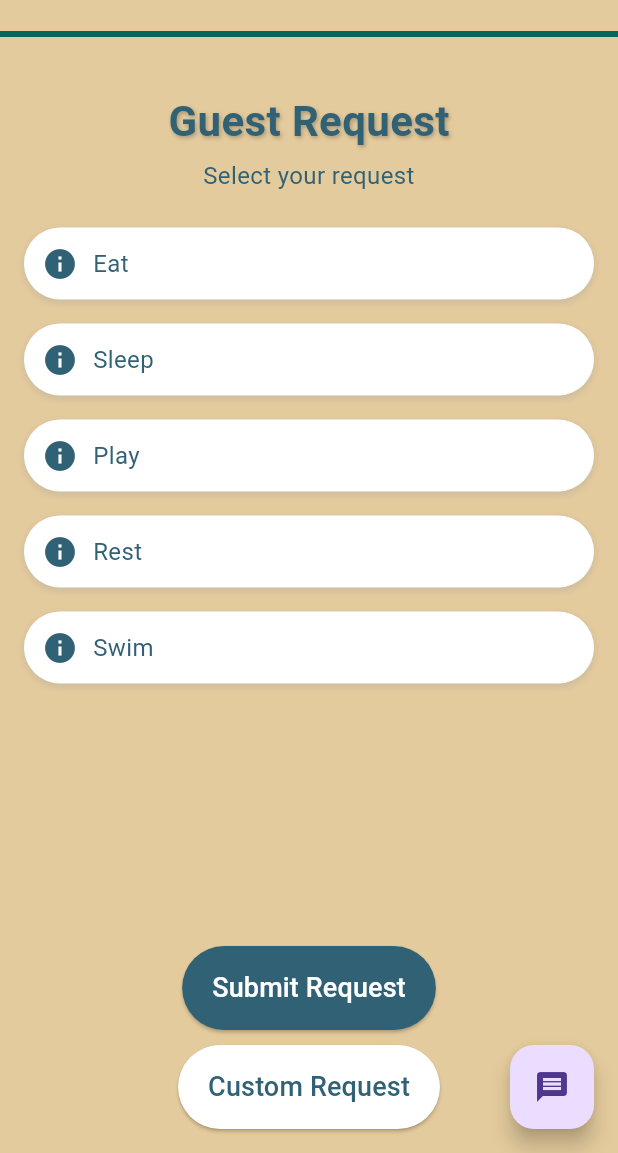
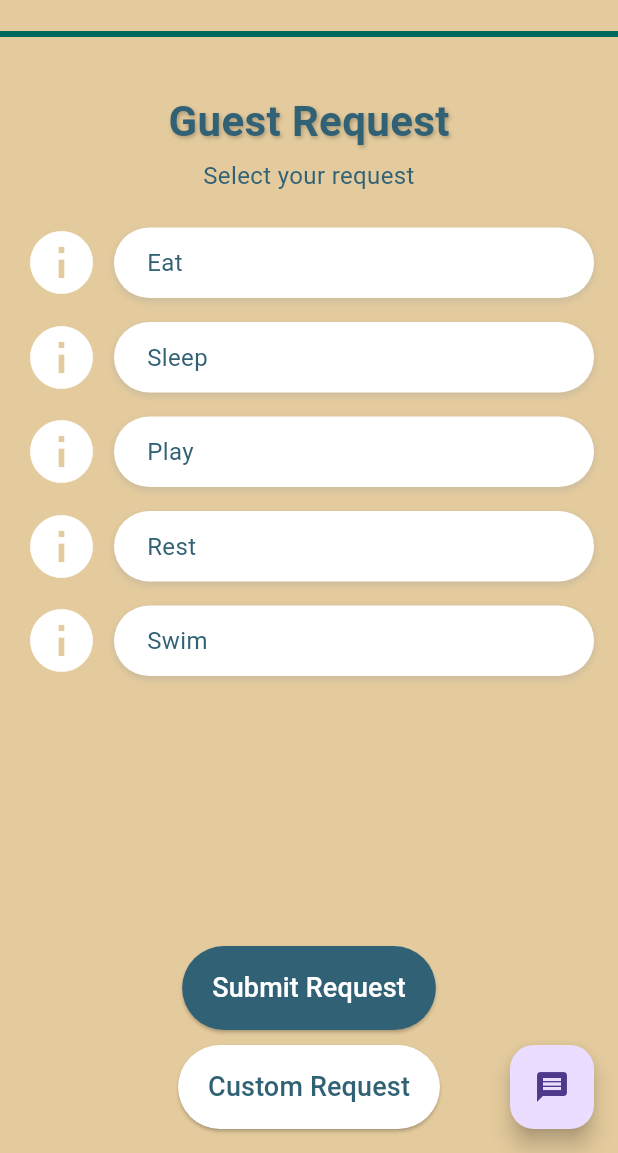
Before and after one commit to Famanias/soft-eng, a Flutter app: the GuestRequestScreen screen opened by its route, on a phone screen of 412 x 824 dp, the part 83-1236 px from its top. Run offline on Flutter 3.47's test engine with Material 3 defaults, Android fonts, the phone set to English and light mode, and no system bars; our stand-ins replace cloud_firestore, firebase_core, shared_preferences; missing offline and left inert: qr_code_scanner; accounts and stored records are empty.

Commit message:
moved the info icon outside the text container and added a placeholder when it's clicked

```diff
--- a/flutter_application_1/lib/screens/guest_request/guest_request_screen.dart
+++ b/flutter_application_1/lib/screens/guest_request/guest_request_screen.dart
@@ -470,6 +470,44 @@ class _GuestRequestScreenState extends State<GuestRequestScreen> {
                         selectedItems[index] = !selectedItems[index];
                       });
                     },
+                    child: Row(
+                      children: [
+                        Container(
+                          height: 60, // Set this to match the height of the white box
+                          alignment: Alignment.center,
+                          child: InkWell(
+                            borderRadius: BorderRadius.circular(30),
+                            splashColor: Colors.transparent,
+                            highlightColor: Colors.transparent,
+                            onTap: () {
+                              // Handle information button press
+                              showDialog(
+                                context: context,
+                                builder: (BuildContext context) {
+                                  return AlertDialog(
+                                    title: Text('Information'),
+                                    content: Text('Details about the request type.'),
+                                    actions: <Widget>[
+                                      TextButton(
+                                        child: Text('Close'),
+                                        onPressed: () {
+                                          Navigator.of(context).pop();
+                                        },
+                                      ),
+                                    ],
+                                  );
+                                },
+                              );
+                            },
+                            child: Icon(
+                              Icons.info,
+                              size: 50, // Adjust the size as needed
+                              color: selectedItems[index] ? const Color(0xFF316175) : const Color.fromARGB(255, 255, 255, 255),
+                            ),
+                          ),
+                        ),
+                        const SizedBox(width: 10), // Add some space between the button and the container
+                        Expanded(
                           child: Container(
                             margin: const EdgeInsets.symmetric(vertical: 8.0),
                             decoration: BoxDecoration(
@@ -488,8 +526,7 @@ class _GuestRequestScreenState extends State<GuestRequestScreen> {
                               padding: const EdgeInsets.all(12.0),
                               child: Row(
                                 children: [
-                            Icon(Icons.info, color: selectedItems[index] ? Colors.white : const Color(0xFF316175)),
-                            const SizedBox(width: 10),
+                                  const SizedBox(width: 10), // Add some space between the button and the text
                                   Expanded(
                                     child: Text(
                                       requestTypes[index], // Display request type name
@@ -502,6 +539,9 @@ class _GuestRequestScreenState extends State<GuestRequestScreen> {
                                 ],
                               ),
                             ),
+                          ),
+                        ),
+                      ],
                     ),
                   );
                 },
```
Lines whose indentation alone changed are shown as unchanged.
